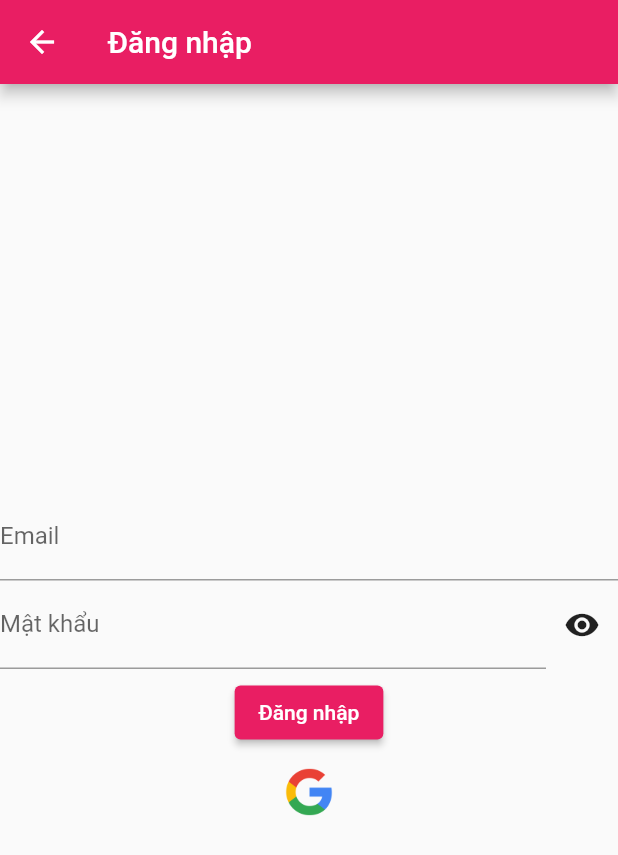
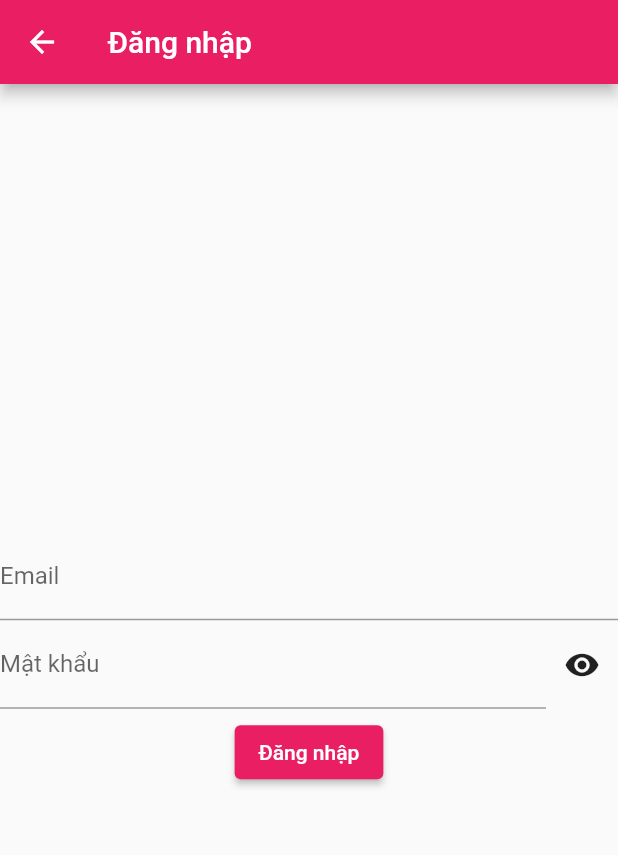
Before and after one commit to tonthatminhthanh/ttmt_hotel_booking, a Flutter app: the screen it shows after launch, after a tap on "Đăng nhập", on a phone screen of 412 x 824 dp. Shown: the top 855 px of the screen. Run offline on Flutter 3.47's test engine with Material 2 defaults, Android fonts, the phone set to English and light mode, and no system bars; our stand-ins replace carousel_slider, cloud_firestore, firebase_auth, firebase_core, firebase_storage, image_picker and 2 more; missing offline and left inert: dart:ffi; accounts and stored records are empty; network calls fail.

Commit message:
Minor change

```diff
--- a/lib/login_page/login_page.dart
+++ b/lib/login_page/login_page.dart
@@ -77,19 +77,6 @@ class _LoginPageState extends State<LoginPage> {
                 },
                 child: Text("Đăng nhập")
             ),
-            SizedBox(height: 5,),
-            Row(
-              mainAxisAlignment: MainAxisAlignment.center,
-              crossAxisAlignment: CrossAxisAlignment.center,
-              children: [
-                IconButton(
-                    onPressed: () {
-
-                      },
-                    icon: Image.asset("media/google_icon.png")
-                ),
-              ],
-            )
           ],
         ),
       ),
```
Also changed, not shown: lib/app_pages/main_menu.dart (+0 -7 lines).
